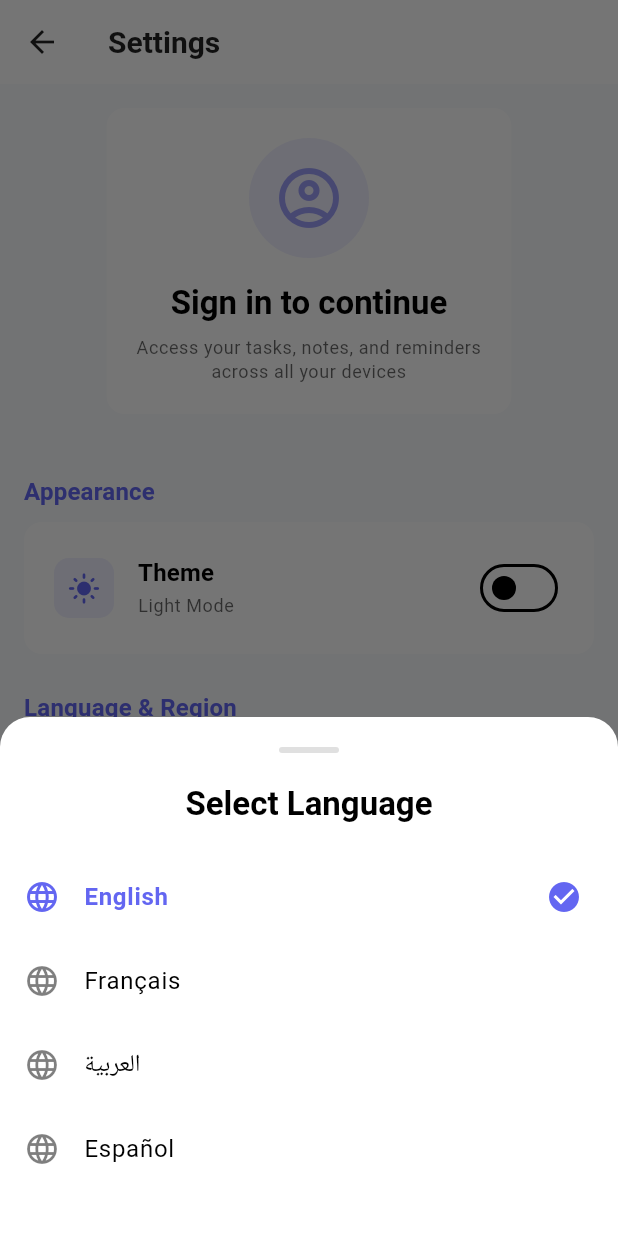
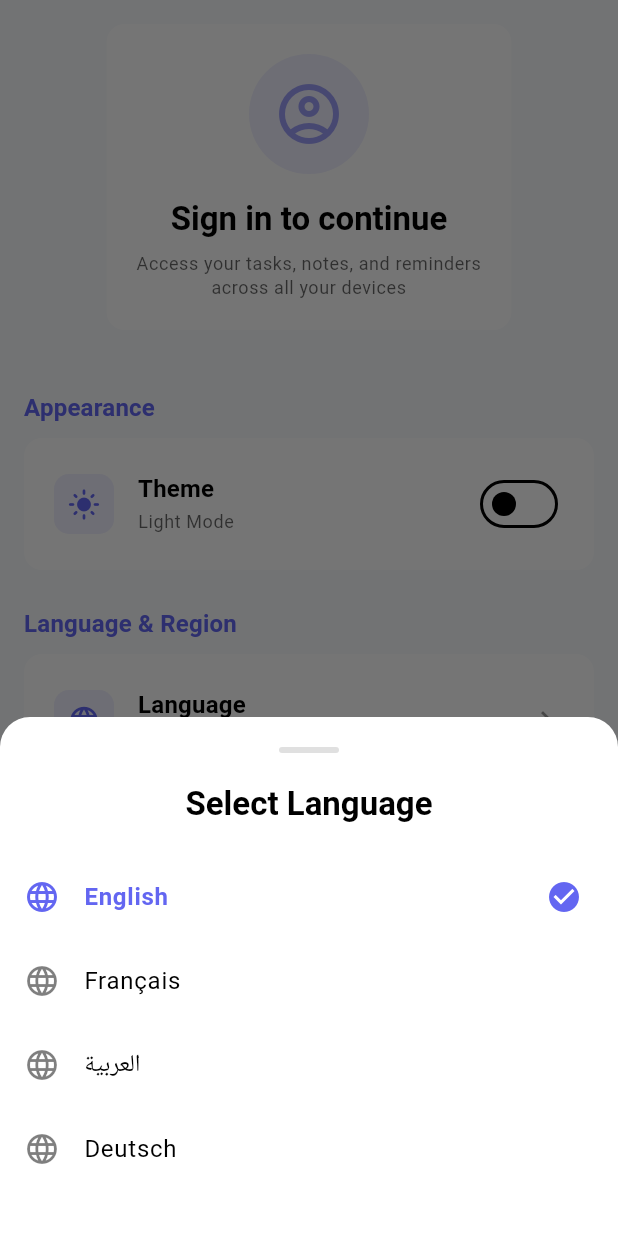
Before and after one commit to Abderrahamane/DayFlow, a Flutter app: the SettingsPage screen opened by its route, after a tap on "Language", on a phone screen of 412 x 824 dp. Run offline on Flutter 3.47's test engine with Material 3 defaults, Android fonts, the phone set to English and light mode, and no system bars; our stand-ins replace shared_preferences; accounts and stored records are empty.

Commit message:
fix: Update language options and remove app bar in settings
Replaces 'Español' with 'Deutsch' in the language list and removes the AppBar from the SettingsPage UI, both during loading and normal states.

```diff
--- a/lib/pages/settings_page.dart
+++ b/lib/pages/settings_page.dart
@@ -26,7 +26,7 @@ class _SettingsPageState extends State<SettingsPage> {
     "English",
     "Français",
     "العربية",
-    "Español",
+    "Deutsch",
   ];
 
   // Login state
@@ -73,10 +73,6 @@ class _SettingsPageState extends State<SettingsPage> {
 
     if (_isLoading) {
       return Scaffold(
-        appBar: AppBar(
-          title: const Text('Settings'),
-          elevation: 0,
-        ),
         body: Center(
           child: CircularProgressIndicator(
             color: theme.colorScheme.primary,
@@ -86,10 +82,6 @@ class _SettingsPageState extends State<SettingsPage> {
     }
 
     return Scaffold(
-      appBar: AppBar(
-        title: const Text('Settings'),
-        elevation: 0,
-      ),
       body: SingleChildScrollView(
         child: Column(
           children: [
```
